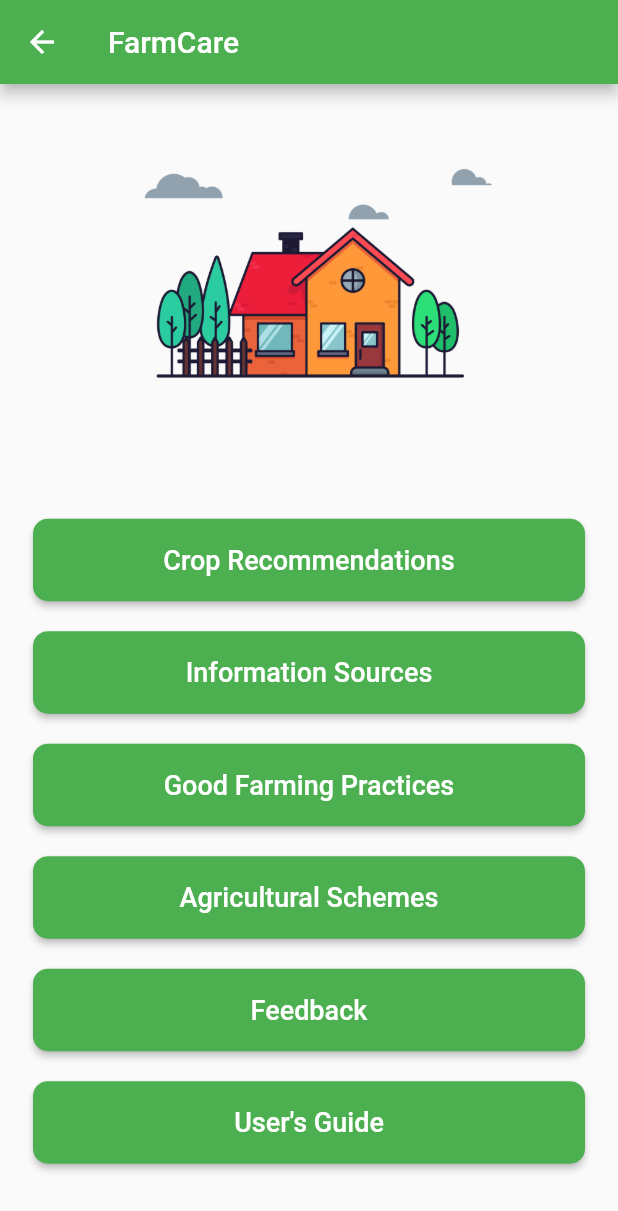
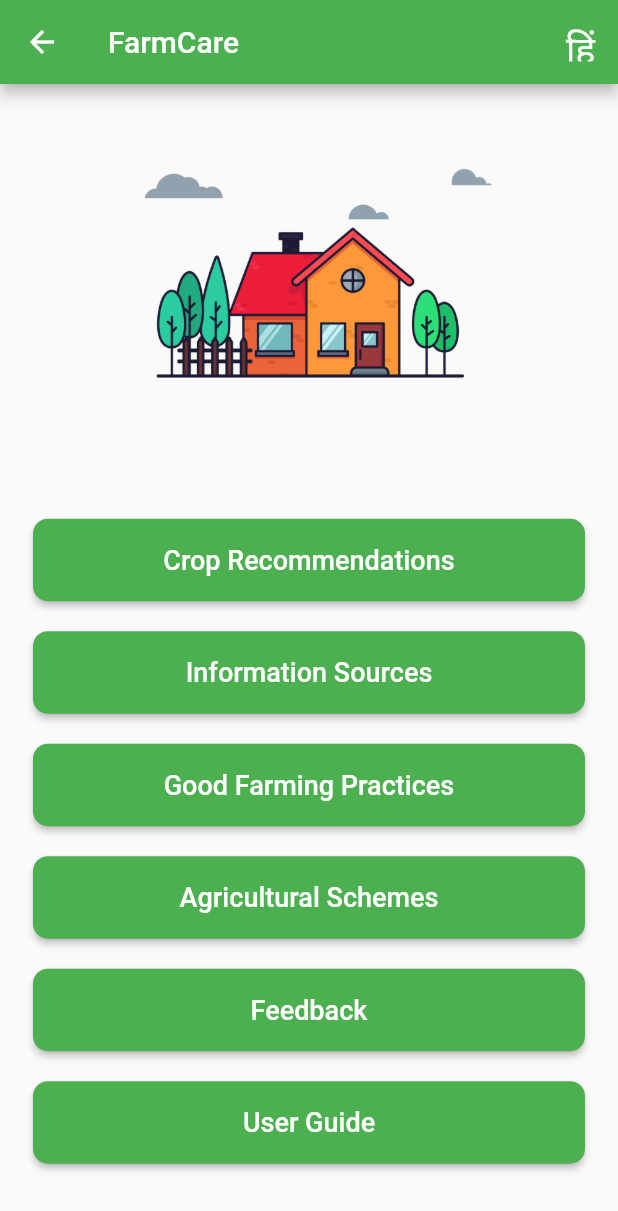
Before and after one commit to kartikay1506/farmcare, a Flutter app: the HomePage screen opened directly, on a phone screen of 412 x 824 dp. Shown: the top 1211 px of the screen. Run offline on Flutter 3.47's test engine with Material 2 defaults, Android fonts, the phone set to English and light mode, and no system bars; our stand-ins replace geolocator, google_fonts; missing offline and left inert: geocoder; network calls fail.

Commit message:
70 percent complete

```diff
--- a/lib/UI/cropDetails.dart
+++ b/lib/UI/cropDetails.dart
@@ -123,7 +123,9 @@ class _CropDetailsState extends State<CropDetails> {
                             mainAxisAlignment: MainAxisAlignment.center,
                             children: [
                               Text(
-                                "${titleData[i]}",
+                                isHindi
+                                    ? "${titleData_hi[i]}"
+                                    : "${titleData_en[i]}",
                                 style: GoogleFonts.dmSans(
                                   fontSize: 18.0,
                                   color: Colors.green,
--- a/lib/UI/homePage.dart
+++ b/lib/UI/homePage.dart
@@ -1,5 +1,5 @@
-import 'package:farmcare/UI/mainpage.dart';
 import 'package:farmcare/UI/tempHumidLoaderScreen.dart';
+import 'package:farmcare/data/formdata.dart';
 import 'package:flutter/material.dart';
 
 class HomePage extends StatefulWidget {
@@ -8,14 +8,27 @@ class HomePage extends StatefulWidget {
 }
 
 class _HomePageState extends State<HomePage> {
-  List<String> options = [
+  List<String> options_en = [
     "Crop Recommendations",
     "Information Sources",
     "Good Farming Practices",
     "Agricultural Schemes",
     "Feedback",
-    "User's Guide",
+    "User Guide",
   ];
+  List<String> options_hi = [
+    "अनुशंसित फसल",
+    "सूत्रों से मिली जानकारी",
+    "अच्छी खेती के तरीके",
+    "कृषि योजनाएँ",
+    "प्रतिपुष्टि",
+    "उपयोगकर्ता गाइड",
+  ];
+  @override
+  void initState() {
+    super.initState();
+  }
+
   @override
   Widget build(BuildContext context) {
     Size size = MediaQuery.of(context).size;
@@ -23,6 +36,26 @@ class _HomePageState extends State<HomePage> {
       resizeToAvoidBottomPadding: false,
       appBar: AppBar(
         title: Text("FarmCare"),
+        actions: [
+          GestureDetector(
+            onTap: () {
+              setState(() {
+                isHindi = !isHindi;
+              });
+            },
+            child: Center(
+              child: Container(
+                margin: EdgeInsets.all(15.0),
+                child: Text(
+                  'हिं',
+                  style: TextStyle(
+                    fontSize: 25.0,
+                  ),
+                ),
+              ),
+            ),
+          ),
+        ],
       ),
       body: Container(
         height: size.height,
@@ -47,7 +80,7 @@ class _HomePageState extends State<HomePage> {
                     width: size.width,
                     child: ListView.builder(
                       physics: NeverScrollableScrollPhysics(),
-                      itemCount: options.length,
+                      itemCount: options_en.length,
                       itemBuilder: (context, i) => Center(
                         child: Container(
                           height: 55.0,
@@ -59,7 +92,7 @@ class _HomePageState extends State<HomePage> {
                               borderRadius: BorderRadius.circular(10.0),
                             ),
                             child: Text(
-                              "${options[i]}",
+                              isHindi ? "${options_hi[i]}" : "${options_en[i]}",
                               style: TextStyle(
                                 color: Colors.white,
                                 fontSize: 18.0,
--- a/lib/UI/location.dart
+++ b/lib/UI/location.dart
@@ -84,7 +84,7 @@ class _LocationState extends State<Location> {
                     borderRadius: BorderRadius.circular(10.0),
                   ),
                   child: Text(
-                    "Continue",
+                    "Continue/आगे जाएं",
                     style: TextStyle(
                       color: Colors.white,
                       fontSize: 18.0,
```
Also changed, not shown: lib/UI/feedback.dart (added, +13 -0 lines), lib/UI/mainpage.dart (+13 -8 lines), lib/data/formdata.dart (+12 -1 lines).
